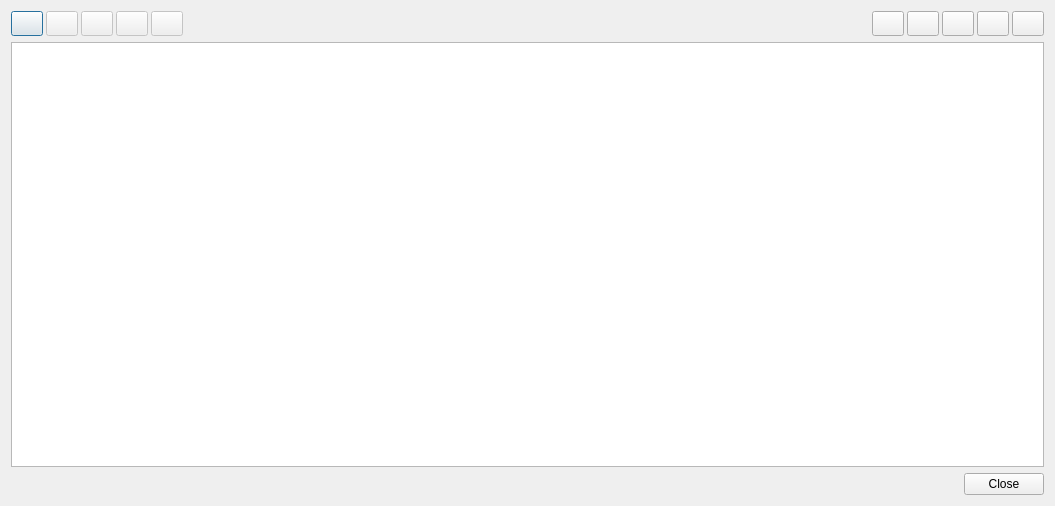
Qt form gui/daq/dialog_spectra_templates.ui (usnistgov/qpx-gamma) before a commit.
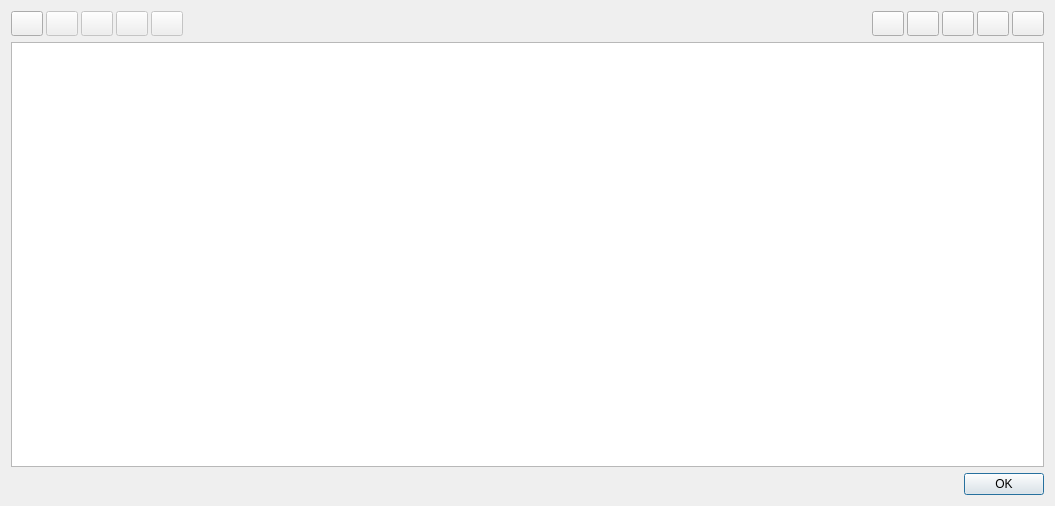
The same form after that commit. Icons and pictures are not drawn.

Patch:
```diff
--- a/gui/daq/dialog_spectra_templates.ui
+++ b/gui/daq/dialog_spectra_templates.ui
@@ -401,7 +401,7 @@
       <enum>Qt::Horizontal</enum>
      </property>
      <property name="standardButtons">
-      <set>QDialogButtonBox::Close</set>
+      <set>QDialogButtonBox::Ok</set>
      </property>
     </widget>
    </item>
```
